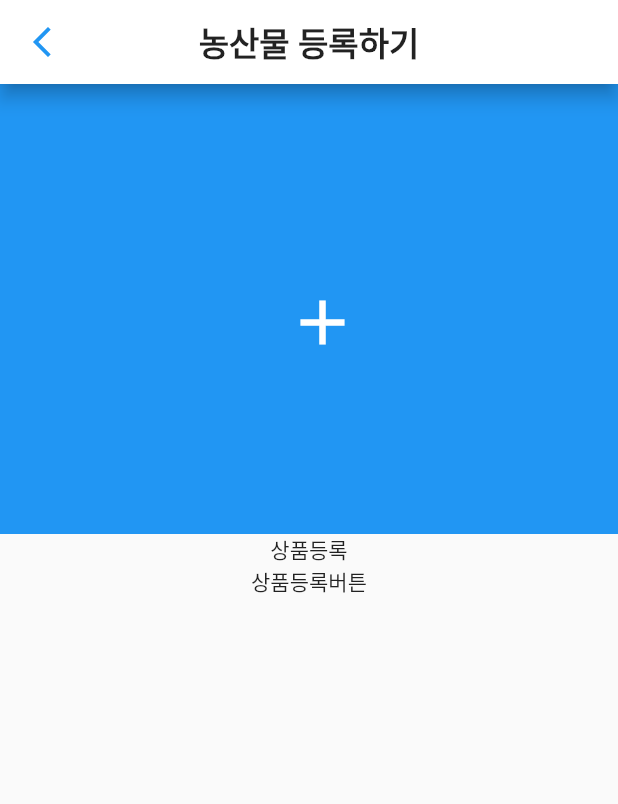
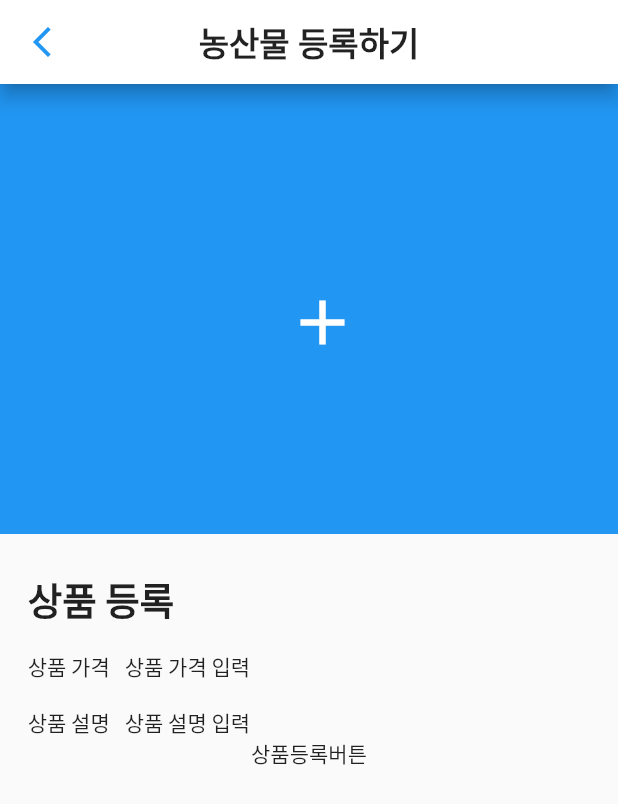
Before and after one commit to ballalssica/team_shoppingmall, a Flutter app: the ProductRegistration screen opened directly, on a phone screen of 412 x 824 dp. Shown: the top 804 px of the screen. Run offline on Flutter 3.47's test engine with Material 3 defaults, Android fonts, the light colour scheme and no system bars; our stand-ins replace image_picker.

Commit message:
chore: input container 추가

```diff
--- a/lib/product_registration/product_registration.dart
+++ b/lib/product_registration/product_registration.dart
@@ -1,5 +1,6 @@
 import 'package:flutter/material.dart';
 import 'package:team_shoppingmall/product_registration/widget/image_picker.dart';
+import 'package:team_shoppingmall/product_registration/widget/registration_input.dart';
 
 class ProductRegistration extends StatelessWidget {
   const ProductRegistration({super.key});
@@ -20,10 +21,8 @@ class ProductRegistration extends StatelessWidget {
         mainAxisAlignment: MainAxisAlignment.start,
         children: [
           ImagePickerContainer(), // 이미지 등록 위젯
-
-          Container(
-            child: Text('상품등록'),
-          ),
+          SizedBox(height: 25,),
+          RegistrationInput(), // 상품등록 위젯
 
            Container(
             child: Text('상품등록버튼'),
--- a/lib/product_registration/widget/image_picker.dart
+++ b/lib/product_registration/widget/image_picker.dart
@@ -45,7 +45,7 @@ class _ImagePickerContainerState extends State<ImagePickerContainer> {
               _image!,
               width: double.infinity,
               height: double.infinity,
-              fit: BoxFit.cover,
+              fit: BoxFit.contain,
             ),
     );
   }
--- /dev/null
+++ b/lib/product_registration/widget/registration_input.dart
@@ -0,0 +1,43 @@
+
+import 'package:flutter/material.dart';
+
+class RegistrationInput extends StatelessWidget{
+  @override
+  Widget build(BuildContext context) {
+    return Center(
+      child: Container(
+        width: 375,
+        child: Column(
+          children: [
+            Row(
+              children: [
+                Text('상품 등록',
+                style: TextStyle(
+                  fontSize: 25,
+                  fontWeight: FontWeight.bold
+                )),
+                SizedBox(width: 20),
+              ],
+            ),
+            const SizedBox(height: 16),
+            Row(
+              children: [
+                const Text('상품 가격'),
+                const SizedBox(width: 10),
+                const Text('상품 가격 입력'),
+              ],
+            ),
+            const SizedBox(height: 16),
+            Row(
+              children: [
+                const Text('상품 설명'),
+                const SizedBox(width: 10),
+                const Text('상품 설명 입력'),
+          ],
+        ),
+      ],
+        ),
+      ),
+    );
+  }
+}
```
